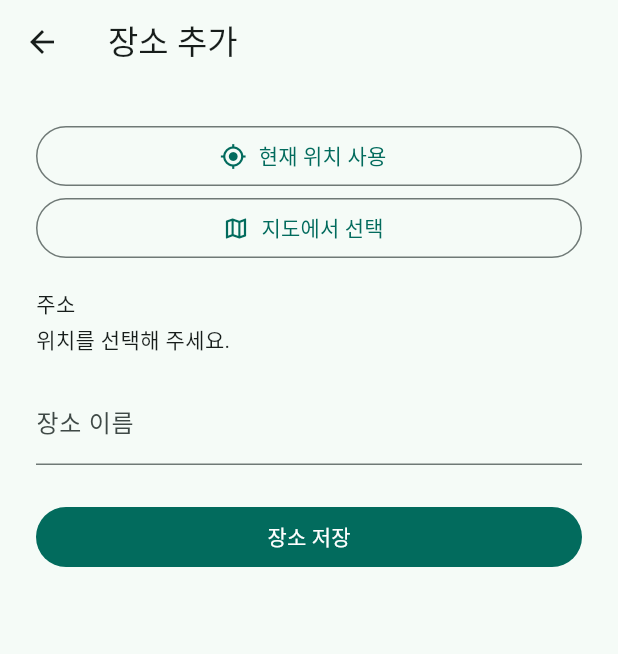
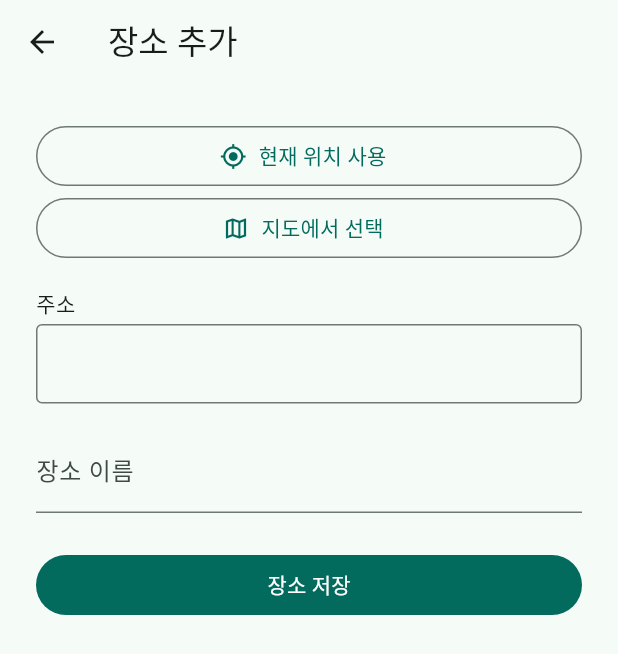
Before and after one commit to hye6k/aix-2026f-team08, a Flutter app: the _PlaceEditor screen opened directly with empty values, on a phone screen of 412 x 824 dp. Shown: the top 654 px of the screen. Run offline on Flutter 3.47's test engine with Material 3 defaults, Android fonts, the phone set to English and light mode, and no system bars; our stand-ins replace flutter_map, geocoding, geolocator, latlong2, shared_preferences, sqflite; accounts and stored records are empty.

Commit message:
fix: 선택한 주소를 읽기 전용 박스에 표시

```diff
--- a/app/lib/presentation/ux_comparison.dart
+++ b/app/lib/presentation/ux_comparison.dart
@@ -1092,13 +1092,16 @@ class _PlaceEditorState extends State<_PlaceEditor> {
           const SizedBox(height: 16),
           const Text('주소'),
           const SizedBox(height: 4),
-          Text(
-            address.isNotEmpty
-                ? address
-                : latitude == null
-                ? '위치를 선택해 주세요.'
-                : '주소를 확인할 수 없어요.',
+          InputDecorator(
+            isEmpty: address.isEmpty,
+            decoration: const InputDecoration(border: OutlineInputBorder()),
+            child: Text(address),
           ),
+          if (latitude != null && address.isEmpty)
+            const Padding(
+              padding: EdgeInsets.only(top: 4),
+              child: Text('주소를 확인할 수 없어요.'),
+            ),
           const SizedBox(height: 16),
           TextField(
             controller: name,
```
